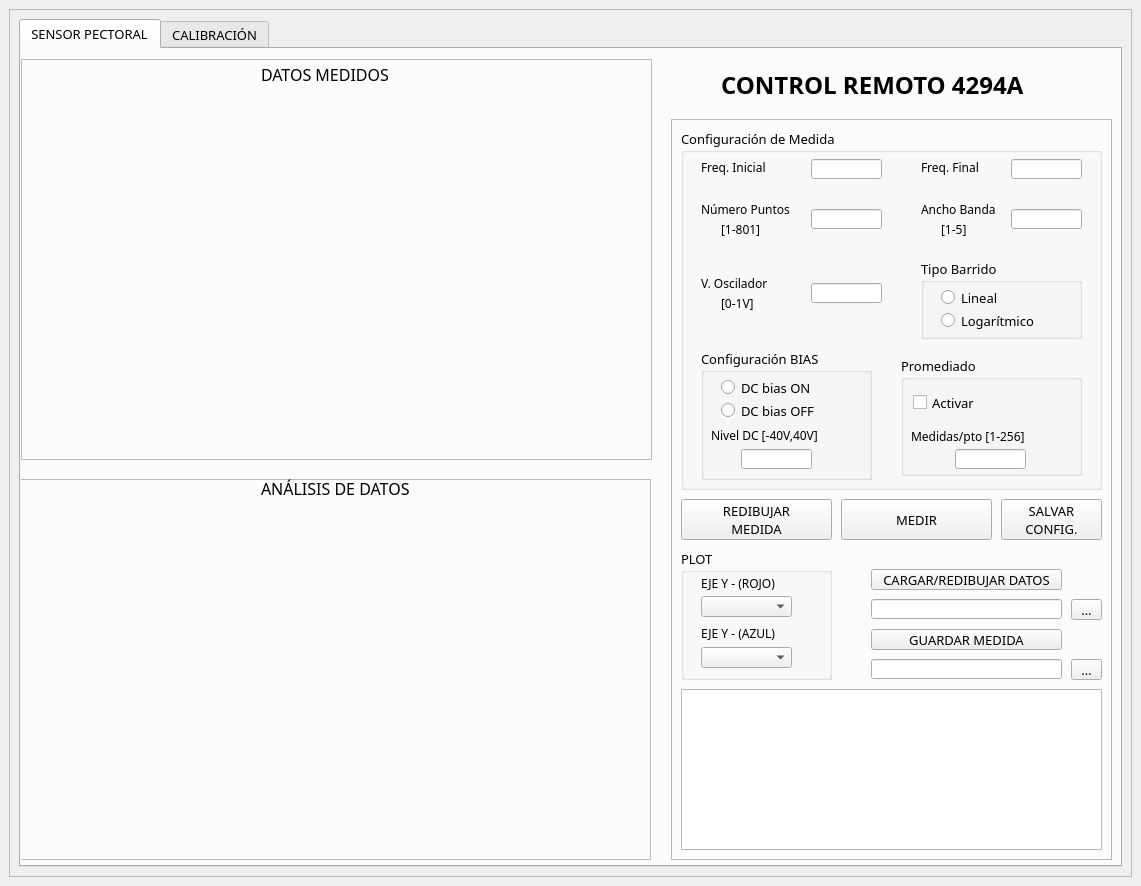
The window that MIOPATIA.ui (rgadea-girones/alimentos) describes before a commit, drawn with Qt 5.
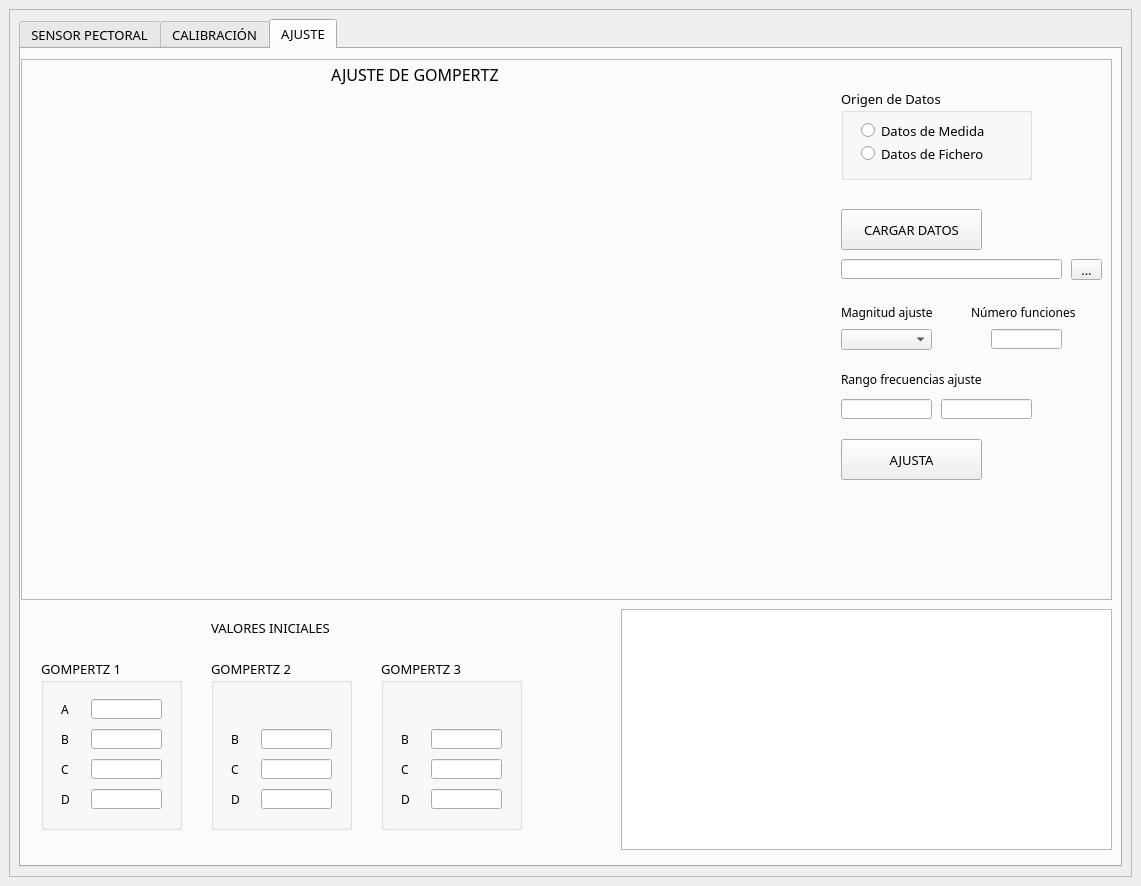
The same window after the commit. Icons and pictures are not drawn.

Patch:
```diff
--- a/MIOPATIA.ui
+++ b/MIOPATIA.ui
@@ -73,7 +73,7 @@
           <bool>false</bool>
          </property>
          <property name="currentIndex">
-          <number>0</number>
+          <number>2</number>
          </property>
          <widget class="QWidget" name="datos">
           <attribute name="title">
@@ -1529,6 +1529,644 @@
            </property>
           </widget>
          </widget>
+         <widget class="QWidget" name="fit">
+          <attribute name="title">
+           <string>AJUSTE</string>
+          </attribute>
+          <widget class="QFrame" name="frame_5">
+           <property name="geometry">
+            <rect>
+             <x>0</x>
+             <y>10</y>
+             <width>1091</width>
+             <height>541</height>
+            </rect>
+           </property>
+           <property name="frameShape">
+            <enum>QFrame::StyledPanel</enum>
+           </property>
+           <property name="frameShadow">
+            <enum>QFrame::Raised</enum>
+           </property>
+           <widget class="QWidget" name="verticalLayoutWidget_3">
+            <property name="geometry">
+             <rect>
+              <x>10</x>
+              <y>30</y>
+              <width>781</width>
+              <height>501</height>
+             </rect>
+            </property>
+            <layout class="QVBoxLayout" name="mpl_3"/>
+           </widget>
+           <widget class="QLabel" name="label_5">
+            <property name="geometry">
+             <rect>
+              <x>310</x>
+              <y>0</y>
+              <width>191</width>
+              <height>31</height>
+             </rect>
+            </property>
+            <property name="font">
+             <font>
+              <family>Courier 10 Pitch</family>
+              <pointsize>12</pointsize>
+              <weight>50</weight>
+              <bold>false</bold>
+             </font>
+            </property>
+            <property name="text">
+             <string>AJUSTE DE GOMPERTZ</string>
+            </property>
+           </widget>
+           <widget class="QPushButton" name="LOAD_fit_data">
+            <property name="geometry">
+             <rect>
+              <x>820</x>
+              <y>150</y>
+              <width>141</width>
+              <height>41</height>
+             </rect>
+            </property>
+            <property name="text">
+             <string>CARGAR DATOS</string>
+            </property>
+           </widget>
+           <widget class="QToolButton" name="toolButton_load_3">
+            <property name="geometry">
+             <rect>
+              <x>1050</x>
+              <y>200</y>
+              <width>31</width>
+              <height>21</height>
+             </rect>
+            </property>
+            <property name="text">
+             <string>...</string>
+            </property>
+           </widget>
+           <widget class="QLineEdit" name="load_path_3">
+            <property name="geometry">
+             <rect>
+              <x>820</x>
+              <y>200</y>
+              <width>221</width>
+              <height>20</height>
+             </rect>
+            </property>
+            <property name="readOnly">
+             <bool>false</bool>
+            </property>
+           </widget>
+           <widget class="QGroupBox" name="groupBox_10">
+            <property name="geometry">
+             <rect>
+              <x>820</x>
+              <y>30</y>
+              <width>191</width>
+              <height>91</height>
+             </rect>
+            </property>
+            <property name="title">
+             <string>Origen de Datos</string>
+            </property>
+            <property name="checkable">
+             <bool>false</bool>
+            </property>
+            <widget class="QRadioButton" name="radioButton_d_f">
+             <property name="geometry">
+              <rect>
+               <x>20</x>
+               <y>53</y>
+               <width>151</width>
+               <height>23</height>
+              </rect>
+             </property>
+             <property name="text">
+              <string>Datos de Fichero</string>
+             </property>
+            </widget>
+            <widget class="QRadioButton" name="radioButton_d_m">
+             <property name="geometry">
+              <rect>
+               <x>20</x>
+               <y>30</y>
+               <width>141</width>
+               <height>23</height>
+              </rect>
+             </property>
+             <property name="text">
+              <string>Datos de Medida</string>
+             </property>
+            </widget>
+           </widget>
+           <widget class="QLabel" name="label_22">
+            <property name="geometry">
+             <rect>
+              <x>820</x>
+              <y>243</y>
+              <width>111</width>
+              <height>20</height>
+             </rect>
+            </property>
+            <property name="font">
+             <font>
+              <family>Courier 10 Pitch</family>
+              <pointsize>9</pointsize>
+             </font>
+            </property>
+            <property name="text">
+             <string>Magnitud ajuste</string>
+            </property>
+           </widget>
+           <widget class="QComboBox" name="comboBox_mag_fit">
+            <property name="geometry">
+             <rect>
+              <x>820</x>
+              <y>270</y>
+              <width>91</width>
+              <height>21</height>
+             </rect>
+            </property>
+            <property name="maxVisibleItems">
+             <number>6</number>
+            </property>
+           </widget>
+           <widget class="QPushButton" name="AJUSTA">
+            <property name="geometry">
+             <rect>
+              <x>820</x>
+              <y>380</y>
+              <width>141</width>
+              <height>41</height>
+             </rect>
+            </property>
+            <property name="text">
+             <string>AJUSTA</string>
+            </property>
+           </widget>
+           <widget class="QLabel" name="label_27">
+            <property name="geometry">
+             <rect>
+              <x>820</x>
+              <y>310</y>
+              <width>191</width>
+              <height>21</height>
+             </rect>
+            </property>
+            <property name="font">
+             <font>
+              <family>Courier 10 Pitch</family>
+              <pointsize>9</pointsize>
+             </font>
+            </property>
+            <property name="text">
+             <string>Rango frecuencias ajuste</string>
+            </property>
+           </widget>
+           <widget class="QLineEdit" name="f_high">
+            <property name="geometry">
+             <rect>
+              <x>920</x>
+              <y>340</y>
+              <width>91</width>
+              <height>20</height>
+             </rect>
+            </property>
+            <property name="readOnly">
+             <bool>false</bool>
+            </property>
+           </widget>
+           <widget class="QLineEdit" name="f_low">
+            <property name="geometry">
+             <rect>
+              <x>820</x>
+              <y>340</y>
+              <width>91</width>
+              <height>20</height>
+             </rect>
+            </property>
+            <property name="readOnly">
+             <bool>false</bool>
+            </property>
+           </widget>
+           <widget class="QLabel" name="label_31">
+            <property name="geometry">
+             <rect>
+              <x>950</x>
+              <y>243</y>
+              <width>121</width>
+              <height>20</height>
+             </rect>
+            </property>
+            <property name="font">
+             <font>
+              <family>Courier 10 Pitch</family>
+              <pointsize>9</pointsize>
+             </font>
+            </property>
+            <property name="text">
+             <string>Número funciones</string>
+            </property>
+           </widget>
+           <widget class="QLineEdit" name="n_func">
+            <property name="geometry">
+             <rect>
+              <x>970</x>
+              <y>270</y>
+              <width>71</width>
+              <height>20</height>
+             </rect>
+            </property>
+            <property name="readOnly">
+             <bool>false</bool>
+            </property>
+           </widget>
+          </widget>
+          <widget class="QGroupBox" name="groupBox_11">
+           <property name="geometry">
+            <rect>
+             <x>20</x>
+             <y>610</y>
+             <width>141</width>
+             <height>171</height>
+            </rect>
+           </property>
+           <property name="title">
+            <string>GOMPERTZ 1</string>
+           </property>
+           <widget class="QLabel" name="label_23">
+            <property name="geometry">
+             <rect>
+              <x>20</x>
+              <y>40</y>
+              <width>31</width>
+              <height>20</height>
+             </rect>
+            </property>
+            <property name="font">
+             <font>
+              <family>Courier 10 Pitch</family>
+              <pointsize>9</pointsize>
+             </font>
+            </property>
+            <property name="text">
+             <string>A</string>
+            </property>
+           </widget>
+           <widget class="QLineEdit" name="param_A1">
+            <property name="geometry">
+             <rect>
+              <x>50</x>
+              <y>40</y>
+              <width>71</width>
+              <height>20</height>
+             </rect>
+            </property>
+            <property name="readOnly">
+             <bool>false</bool>
+            </property>
+           </widget>
+           <widget class="QLabel" name="label_24">
+            <property name="geometry">
+             <rect>
+              <x>20</x>
+              <y>70</y>
+              <width>31</width>
+              <height>20</height>
+             </rect>
+            </property>
+            <property name="font">
+             <font>
+              <family>Courier 10 Pitch</family>
+              <pointsize>9</pointsize>
+             </font>
+            </property>
+            <property name="text">
+             <string>B</string>
+            </property>
+           </widget>
+           <widget class="QLineEdit" name="param_B1">
+            <property name="geometry">
+             <rect>
+              <x>50</x>
+              <y>70</y>
+              <width>71</width>
+              <height>20</height>
+             </rect>
+            </property>
+            <property name="readOnly">
+             <bool>false</bool>
+            </property>
+           </widget>
+           <widget class="QLabel" name="label_25">
+            <property name="geometry">
+             <rect>
+              <x>20</x>
+              <y>100</y>
+              <width>31</width>
+              <height>20</height>
+             </rect>
+            </property>
+            <property name="font">
+             <font>
+              <family>Courier 10 Pitch</family>
+              <pointsize>9</pointsize>
+             </font>
+            </property>
+            <property name="text">
+             <string>C</string>
+            </property>
+           </widget>
+           <widget class="QLineEdit" name="param_C1">
+            <property name="geometry">
+             <rect>
+              <x>50</x>
+              <y>100</y>
+              <width>71</width>
+              <height>20</height>
+             </rect>
+            </property>
+            <property name="readOnly">
+             <bool>false</bool>
+            </property>
+           </widget>
+           <widget class="QLineEdit" name="param_D1">
+            <property name="geometry">
+             <rect>
+              <x>50</x>
+              <y>130</y>
+              <width>71</width>
+              <height>20</height>
+             </rect>
+            </property>
+            <property name="readOnly">
+             <bool>false</bool>
+            </property>
+           </widget>
+           <widget class="QLabel" name="label_26">
+            <property name="geometry">
+             <rect>
+              <x>20</x>
+              <y>130</y>
+              <width>31</width>
+              <height>20</height>
+             </rect>
+            </property>
+            <property name="font">
+             <font>
+              <family>Courier 10 Pitch</family>
+              <pointsize>9</pointsize>
+             </font>
+            </property>
+            <property name="text">
+             <string>D</string>
+            </property>
+           </widget>
+          </widget>
+          <widget class="QGroupBox" name="groupBox_12">
+           <property name="geometry">
+            <rect>
+             <x>190</x>
+             <y>610</y>
+             <width>141</width>
+             <height>171</height>
+            </rect>
+           </property>
+           <property name="title">
+            <string>GOMPERTZ 2</string>
+           </property>
+           <widget class="QLabel" name="label_28">
+            <property name="geometry">
+             <rect>
+              <x>20</x>
+              <y>70</y>
+              <width>31</width>
+              <height>20</height>
+             </rect>
+            </property>
+            <property name="font">
+             <font>
+              <family>Courier 10 Pitch</family>
+              <pointsize>9</pointsize>
+             </font>
+            </property>
+            <property name="text">
+             <string>B</string>
+            </property>
+           </widget>
+           <widget class="QLineEdit" name="param_B2">
+            <property name="geometry">
+             <rect>
+              <x>50</x>
+              <y>70</y>
+              <width>71</width>
+              <height>20</height>
+             </rect>
+            </property>
+            <property name="readOnly">
+             <bool>false</bool>
+            </property>
+           </widget>
+           <widget class="QLabel" name="label_29">
+            <property name="geometry">
+             <rect>
+              <x>20</x>
+              <y>100</y>
+              <width>31</width>
+              <height>20</height>
+             </rect>
+            </property>
+            <property name="font">
+             <font>
+              <family>Courier 10 Pitch</family>
+              <pointsize>9</pointsize>
+             </font>
+            </property>
+            <property name="text">
+             <string>C</string>
+            </property>
+           </widget>
+           <widget class="QLineEdit" name="param_C2">
+            <property name="geometry">
+             <rect>
+              <x>50</x>
+              <y>100</y>
+              <width>71</width>
+              <height>20</height>
+             </rect>
+            </property>
+            <property name="readOnly">
+             <bool>false</bool>
+            </property>
+           </widget>
+           <widget class="QLineEdit" name="param_D2">
+            <property name="geometry">
+             <rect>
+              <x>50</x>
+              <y>130</y>
+              <width>71</width>
+              <height>20</height>
+             </rect>
+            </property>
+            <property name="readOnly">
+             <bool>false</bool>
+            </property>
+           </widget>
+           <widget class="QLabel" name="label_30">
+            <property name="geometry">
+             <rect>
+              <x>20</x>
+              <y>130</y>
+              <width>31</width>
+              <height>20</height>
+             </rect>
+            </property>
+            <property name="font">
+             <font>
+              <family>Courier 10 Pitch</family>
+              <pointsize>9</pointsize>
+             </font>
+            </property>
+            <property name="text">
+             <string>D</string>
+            </property>
+           </widget>
+          </widget>
+          <widget class="QGroupBox" name="groupBox_15">
+           <property name="geometry">
+            <rect>
+             <x>360</x>
+             <y>610</y>
+             <width>141</width>
+             <height>171</height>
+            </rect>
+           </property>
+           <property name="title">
+            <string>GOMPERTZ 3</string>
+           </property>
+           <widget class="QLabel" name="label_32">
+            <property name="geometry">
+             <rect>
+              <x>20</x>
+              <y>70</y>
+              <width>31</width>
+              <height>20</height>
+             </rect>
+            </property>
+            <property name="font">
+             <font>
+              <family>Courier 10 Pitch</family>
+              <pointsize>9</pointsize>
+             </font>
+            </property>
+            <property name="text">
+             <string>B</string>
+            </property>
+           </widget>
+           <widget class="QLineEdit" name="param_B3">
+            <property name="geometry">
+             <rect>
+              <x>50</x>
+              <y>70</y>
+              <width>71</width>
+              <height>20</height>
+             </rect>
+            </property>
+            <property name="readOnly">
+             <bool>false</bool>
+            </property>
+           </widget>
+           <widget class="QLabel" name="label_33">
+            <property name="geometry">
+             <rect>
+              <x>20</x>
+              <y>100</y>
+              <width>31</width>
+              <height>20</height>
+             </rect>
+            </property>
+            <property name="font">
+             <font>
+              <family>Courier 10 Pitch</family>
+              <pointsize>9</pointsize>
+             </font>
+            </property>
+            <property name="text">
+             <string>C</string>
+            </property>
+           </widget>
+           <widget class="QLineEdit" name="param_C3">
+            <property name="geometry">
+             <rect>
+              <x>50</x>
+              <y>100</y>
+              <width>71</width>
+              <height>20</height>
+             </rect>
+            </property>
+            <property name="readOnly">
+             <bool>false</bool>
+            </property>
+           </widget>
+           <widget class="QLineEdit" name="param_D3">
+            <property name="geometry">
+             <rect>
+              <x>50</x>
+              <y>130</y>
+              <width>71</width>
+              <height>20</height>
+             </rect>
+            </property>
+            <property name="readOnly">
+             <bool>false</bool>
+            </property>
+           </widget>
+           <widget class="QLabel" name="label_34">
+            <property name="geometry">
+             <rect>
+              <x>20</x>
+              <y>130</y>
+              <width>31</width>
+              <height>20</height>
+             </rect>
+            </property>
+            <property name="font">
+             <font>
+              <family>Courier 10 Pitch</family>
+              <pointsize>9</pointsize>
+             </font>
+            </property>
+            <property name="text">
+             <string>D</string>
+            </property>
+           </widget>
+          </widget>
+          <widget class="QTextBrowser" name="textBrowser_3">
+           <property name="geometry">
+            <rect>
+             <x>600</x>
+             <y>560</y>
+             <width>491</width>
+             <height>241</height>
+            </rect>
+           </property>
+          </widget>
+          <widget class="QLabel" name="label_6">
+           <property name="geometry">
+            <rect>
+             <x>190</x>
+             <y>570</y>
+             <width>141</width>
+             <height>17</height>
+            </rect>
+           </property>
+           <property name="text">
+            <string>VALORES INICIALES</string>
+           </property>
+          </widget>
+         </widget>
         </widget>
        </item>
       </layout>
```
